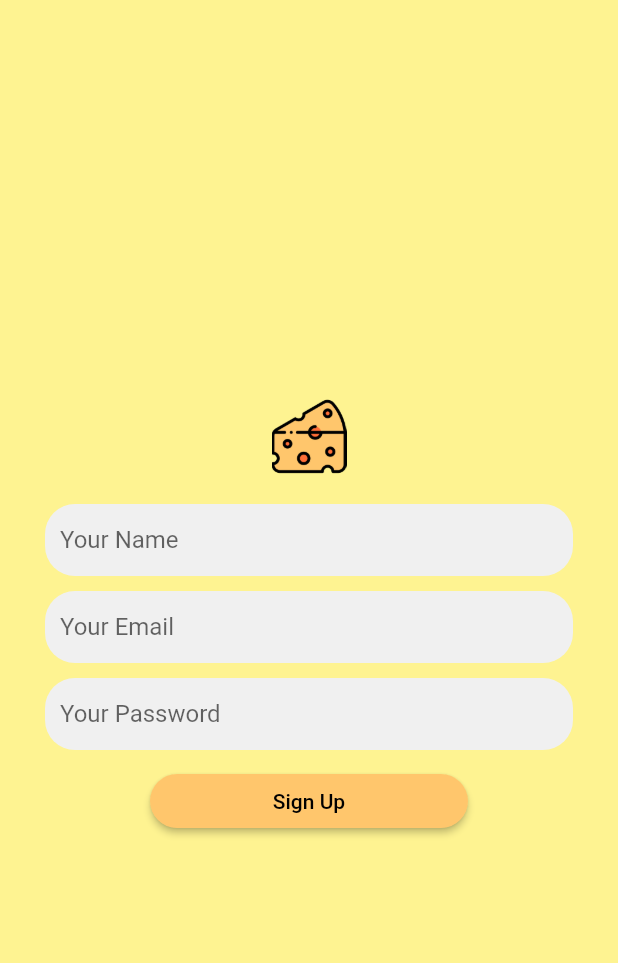
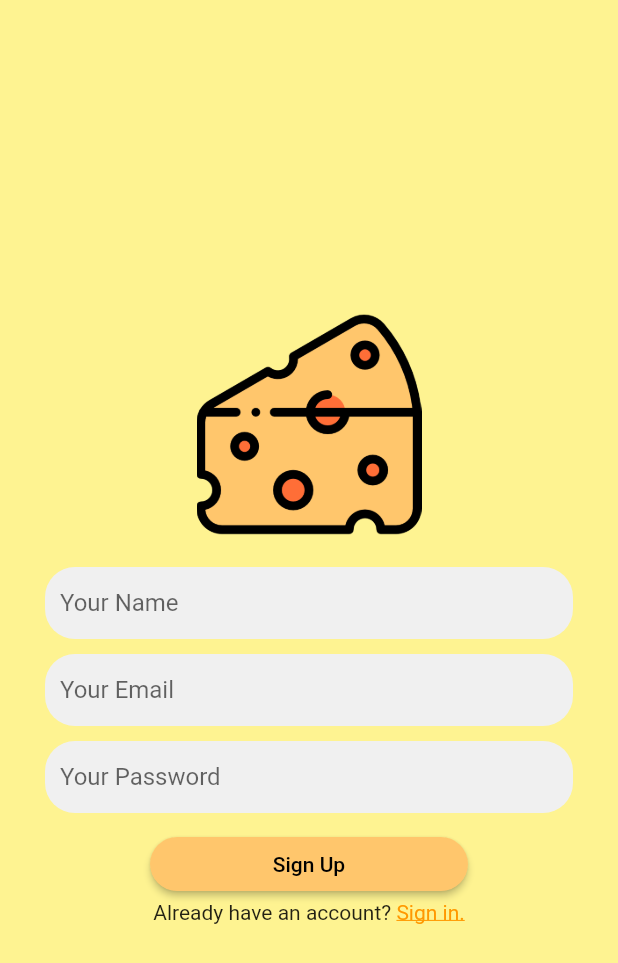
Before and after one commit to NungWinPP/project_cheese, a Flutter app: the SignupPage screen opened directly, after a tap on "Sign Up", on a phone screen of 412 x 824 dp. Shown: the top 963 px of the screen. Run offline on Flutter 3.47's test engine with Material 2 defaults, Android fonts, the phone set to English and light mode, and no system bars; our stand-ins replace cloud_firestore, file_picker, firebase_auth, firebase_core, firebase_storage, get; missing offline and left inert: flutter_pdfview; accounts and stored records are empty; network calls fail.

Commit message:
Final มากๆ

```diff
--- a/lib/components/cheese_item.dart
+++ b/lib/components/cheese_item.dart
@@ -1,8 +1,6 @@
-import 'dart:ffi';
 import 'dart:io';
 
 import 'package:cloud_firestore/cloud_firestore.dart';
-import 'package:csc234_project_cheese/models/cheese.dart';
 import 'package:csc234_project_cheese/page/pdf_viewer_page.dart';
 import 'package:firebase_auth/firebase_auth.dart';
 import 'package:firebase_core/firebase_core.dart';
--- a/lib/controllers/auth.dart
+++ b/lib/controllers/auth.dart
@@ -1,5 +1,4 @@
 import 'package:firebase_auth/firebase_auth.dart';
-import 'package:firebase_core/firebase_core.dart';
 import 'user.dart';
 import 'database.dart';
 
--- a/lib/controllers/database.dart
+++ b/lib/controllers/database.dart
@@ -1,5 +1,3 @@
-import 'dart:ffi';
-
 import 'package:cloud_firestore/cloud_firestore.dart';
 
 class DatabaseService {
--- a/lib/controllers/pdf_api.dart
+++ b/lib/controllers/pdf_api.dart
@@ -1,10 +1,7 @@
-import 'package:file_picker/file_picker.dart';
 import 'package:firebase_storage/firebase_storage.dart';
-import 'package:flutter/services.dart';
 import 'package:path/path.dart';
 import 'package:http/http.dart' as http;
 import 'dart:io';
-import 'package:path/path.dart';
 import 'package:path_provider/path_provider.dart';
 
 class PDFApi {
--- a/lib/models/cheese.dart
+++ b/lib/models/cheese.dart
@@ -1,5 +1,3 @@
-import 'dart:ffi';
-
 List<Cheese> myEventList;
 
 class Cheese {
--- a/lib/models/dummy_data.dart
+++ b/lib/models/dummy_data.dart
@@ -1,5 +1,3 @@
-import 'package:flutter/material.dart';
-
 import 'category.dart';
 
 const DUMMY_CATEGORIES = const [
--- a/lib/page/discover.dart
+++ b/lib/page/discover.dart
@@ -1,11 +1,9 @@
 import 'package:csc234_project_cheese/components/fav_box.dart';
 import 'package:csc234_project_cheese/models/cheese.dart';
-import 'package:csc234_project_cheese/models/dummy_data.dart';
 import 'package:csc234_project_cheese/provider/database.dart';
 import 'package:firebase_auth/firebase_auth.dart';
 import 'package:firebase_core/firebase_core.dart';
 import 'package:flutter/material.dart';
-import 'package:csc234_project_cheese/components/cheese_item.dart';
 import 'package:provider/provider.dart';
 
 class Discover extends StatefulWidget {
--- a/lib/page/maz_search.dart
+++ b/lib/page/maz_search.dart
@@ -1,7 +1,6 @@
 import 'package:cloud_firestore/cloud_firestore.dart';
 import 'package:csc234_project_cheese/components/fav_box.dart';
 import 'package:csc234_project_cheese/models/cheese.dart';
-import 'package:flappy_search_bar/flappy_search_bar.dart';
 import 'package:flutter/material.dart';
 import 'package:get/get.dart';
 
--- a/lib/page/myCheese.dart
+++ b/lib/page/myCheese.dart
@@ -1,5 +1,4 @@
 import 'package:csc234_project_cheese/models/cheese.dart';
-import 'package:csc234_project_cheese/models/dummy_mycheese.dart';
 import 'package:csc234_project_cheese/provider/database.dart';
 import 'package:firebase_auth/firebase_auth.dart';
 import 'package:firebase_core/firebase_core.dart';
--- a/lib/page/myFavorite.dart
+++ b/lib/page/myFavorite.dart
@@ -1,14 +1,10 @@
 import 'package:csc234_project_cheese/components/fav_box.dart';
 import 'package:csc234_project_cheese/models/cheese.dart';
-import 'package:csc234_project_cheese/models/dummy_fav.dart';
 import 'package:csc234_project_cheese/provider/database.dart';
 import 'package:firebase_auth/firebase_auth.dart';
 import 'package:firebase_core/firebase_core.dart';
 import 'package:flutter/material.dart';
-import 'package:csc234_project_cheese/components/cheese_item.dart';
 import 'package:provider/provider.dart';
-
-import 'mycheese_add.dart';
 
 class MyFavorite extends StatefulWidget {
   @override
--- a/lib/page/mycheese_add.dart
+++ b/lib/page/mycheese_add.dart
@@ -134,7 +134,6 @@ class _MyCheeseAddState extends State<MyCheeseAdd> {
                           onPressed: () {
                             uploadFile().whenComplete(
                                 () => Navigator.of(context).pop());
-                            ;
                           },
                           child: Text('OK'),
                         )))
--- a/lib/page/pdf_viewer_page.dart
+++ b/lib/page/pdf_viewer_page.dart
@@ -1,5 +1,4 @@
 import 'dart:io';
-
 import 'package:flutter/material.dart';
 import 'package:flutter_pdfview/flutter_pdfview.dart';
 import 'package:path/path.dart';
--- a/lib/page/sign_up.dart
+++ b/lib/page/sign_up.dart
@@ -1,6 +1,6 @@
 import 'package:flutter/material.dart';
-import 'package:flutter_datetime_picker/flutter_datetime_picker.dart';
 import '../controllers/auth.dart';
+import 'package:csc234_project_cheese/page/sign_in.dart';
 
 void main() {
   runApp(SignupPage());
@@ -81,8 +81,8 @@ class _SignupPageState extends State<SignupPage> {
         mainAxisAlignment: MainAxisAlignment.center,
         children: <Widget>[
           new Container(
-            width: 50,
-            height: 50,
+            width: 150,
+            height: 150,
             child: new Image.asset(
               'images/cheese.png',
             ),
@@ -131,6 +131,22 @@ class _SignupPageState extends State<SignupPage> {
               ],
             ),
           ),
+          Row(mainAxisAlignment: MainAxisAlignment.center, children: [
+            Text("Already have an account? "),
+            new InkWell(
+              child: new Text(
+                "Sign in.",
+                style: TextStyle(
+                  color: Colors.orange,
+                  decoration: TextDecoration.underline,
+                ),
+              ),
+              onTap: () => {
+                Navigator.pushReplacement(context,
+                    MaterialPageRoute(builder: (context) => SigninPage()))
+              },
+            )
+          ]),
         ],
       ),
       backgroundColor: Color(0xFFFEF391),
--- a/lib/provider/database.dart
+++ b/lib/provider/database.dart
@@ -1,5 +1,4 @@
 import 'package:cloud_firestore/cloud_firestore.dart';
-import 'package:csc234_project_cheese/main.dart';
 import 'package:csc234_project_cheese/models/cheese.dart';
 
 class DatabaseService {
```
Also changed, not shown: lib/main.dart (+0 -7 lines).
